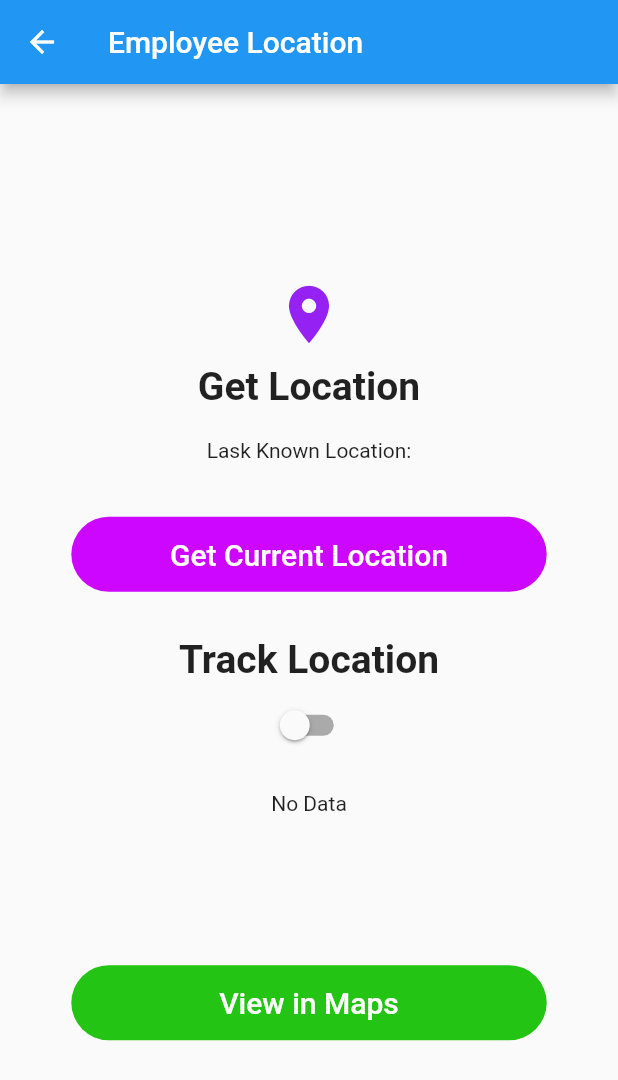
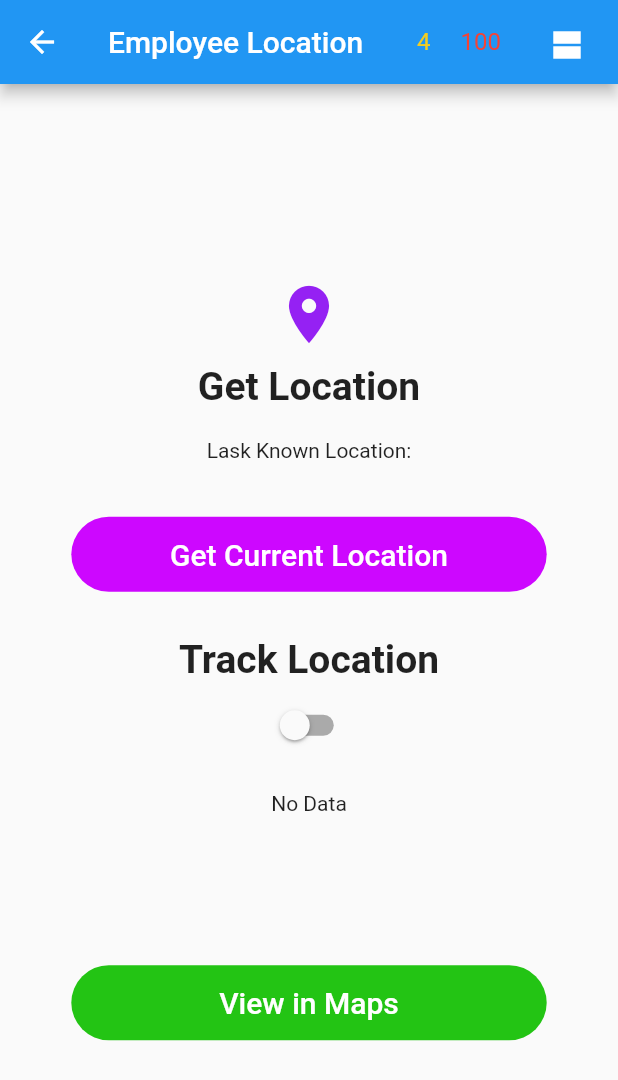
Before and after one commit to degagawolde/Refund-by-Location-Smart-Contract, a Flutter app: the ChildPage screen opened directly, on a phone screen of 412 x 824 dp. Shown: the top 1080 px of the screen. Run offline on Flutter 3.47's test engine with Material 2 defaults, Android fonts, the phone set to English and light mode, and no system bars; our stand-ins replace flutter_native_splash, geolocator; missing offline and left inert: encrypt, flutter_web3, web3dart; statements that could not run were skipped; project files that could hold a hidden picture were left out.

Commit message:
ui added

```diff
--- a/flutterdapp/lib/ChildPage.dart
+++ b/flutterdapp/lib/ChildPage.dart
@@ -30,6 +30,64 @@ class _ChildPageState extends State<ChildPage> {
     return Scaffold(
       appBar: AppBar(
         title: Text("Employee Location"),
+        actions: [
+          Row(
+            children: [
+              Padding(
+                padding: EdgeInsets.all(10),
+                child: Text(
+                  "4",
+                  style: TextStyle(
+                    fontSize: 16,
+                    color: Color.fromARGB(255, 243, 205, 33),
+                  ),
+                ),
+              ),
+              Padding(
+                padding: EdgeInsets.all(10),
+                child: Text(
+                  "100",
+                  style: TextStyle(
+                    color: Colors.red,
+                    fontSize: 16,
+                  ),
+                ),
+              ),
+              Padding(
+                padding: EdgeInsets.all(10),
+                child: IconButton(
+                  onPressed: () {
+                    listModel.getContractStatus("");
+                    showDialog<String>(
+                      context: context,
+                      builder: (BuildContext context) => AlertDialog(
+                        title: const Text('Show Status'),
+                        content: Container(
+                          height: 120,
+                          child: Column(
+                            mainAxisAlignment: MainAxisAlignment.start,
+                            crossAxisAlignment: CrossAxisAlignment.start,
+                            children: [
+                              Text("Comliance Count: 4"),
+                              Text("Balance: 100 ETH"),
+                            ],
+                          ),
+                        ),
+                        actions: <Widget>[
+                          TextButton(
+                            onPressed: () => Navigator.pop(context, 'OK'),
+                            child: const Text('OK'),
+                          ),
+                        ],
+                      ),
+                    );
+                  },
+                  icon: Icon(Icons.view_agenda_sharp),
+                ),
+              )
+            ],
+          ),
+        ],
       ),
       body: Center(
         child: Column(
--- a/flutterdapp/lib/main.dart
+++ b/flutterdapp/lib/main.dart
@@ -18,10 +18,6 @@ Future main() async {
 Future initialization(BuildContext? context) async {
   await Future.delayed(Duration(seconds: 6));
 }
-
-// void main() {
-//  runApp(const MyApp());
-// }
 
 class MyApp extends StatelessWidget {
   const MyApp({Key? key}) : super(key: key);
```
Also changed, not shown: flutterdapp/lib/childModel.dart (+20 -24 lines), flutterdapp/src/artifacts/RefundContract.json, 3 other files.
